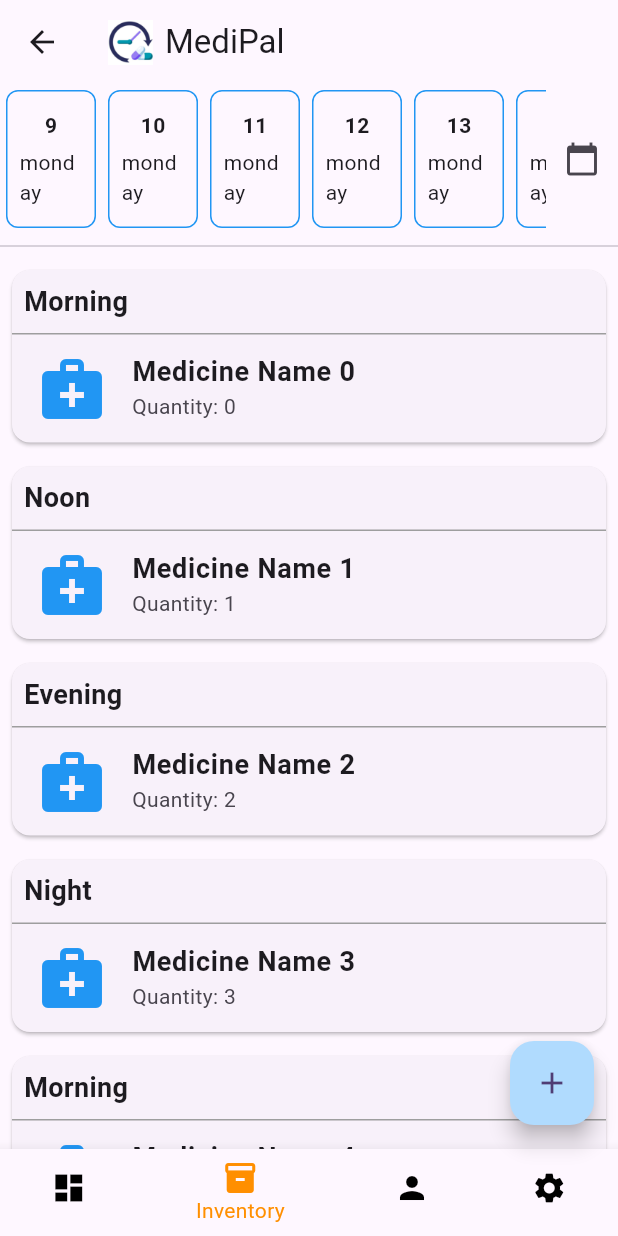
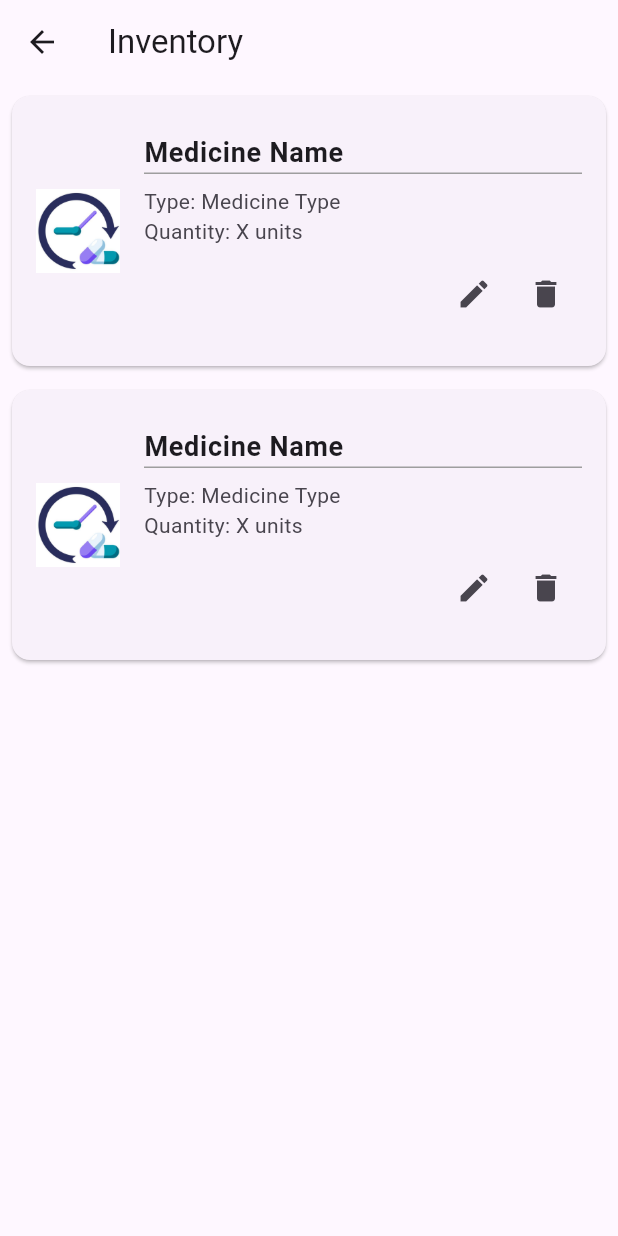
Before and after one commit to shruti10951/MediPal, a Flutter app: the DashboardScreen screen opened directly, item 2 of the bottom bar chosen, on a phone screen of 412 x 824 dp. Run offline on Flutter 3.47's test engine with Material 2 defaults, Android fonts, the phone set to English and light mode, and no system bars; our stand-ins replace cloud_firestore, datetime_picker_formfield, firebase_auth, firebase_core, firebase_messaging; missing offline and left inert: android_alarm_manager_plus; accounts and stored records are empty.

Commit message:
changes in dashboard screen. created a new file bottom nav bar navbar screen imported to dashboard new screen inventory created changes are remaining to be done

```diff
--- a/lib/dashboard_screen.dart
+++ b/lib/dashboard_screen.dart
@@ -1,5 +1,6 @@
 import 'package:flutter/material.dart';
-
+import 'package:intl/intl.dart';
+import 'bottom_navigation.dart';
 import 'medicine_form.dart';
 
 class DashboardScreen extends StatefulWidget {
@@ -11,12 +12,10 @@ class DashboardScreen extends StatefulWidget {
 }
 
 class _DashboardScreenState extends State<DashboardScreen> {
-  int _selectedIndex = 0; // Current selected tab index
-
   void _navigateToMedicineForm(BuildContext context) {
     Navigator.push(
       context,
-      MaterialPageRoute(builder: (context) => MedicineForm()),
+      MaterialPageRoute(builder: (context) => const MedicineForm()),
     );
   }
 
@@ -45,66 +44,19 @@ class _DashboardScreenState extends State<DashboardScreen> {
           ),
         ],
       ),
-      bottomNavigationBar: Container(
-        color: Colors.lightBlue[100], // Set the background color
-        child: BottomNavigationBar(
-          items: const <BottomNavigationBarItem>[
-            BottomNavigationBarItem(
-              icon: Icon(Icons.dashboard),
-              label: 'Dashboard',
-            ),
-            BottomNavigationBarItem(
-              icon: Icon(Icons.inventory),
-              label: 'Inventory',
-            ),
-            BottomNavigationBarItem(
-              icon: Icon(Icons.person),
-              label: 'Profile',
-            ),
-            BottomNavigationBarItem(
-              icon: Icon(Icons.settings),
-              label: 'Settings',
-            ),
-          ],
-          unselectedItemColor: const Color.fromARGB(255, 0, 0, 0),
-          currentIndex: _selectedIndex,
-          selectedItemColor: Colors.amber[800],
-          onTap: _onTabTapped,
-        ),
-      ),
+      //bottomNavigation bar
+      bottomNavigationBar: const BottomNavigation(),
+
+      //add action button
       floatingActionButton: FloatingActionButton(
         onPressed: () {
           _navigateToMedicineForm(context); // Call the navigation function
         },
-        backgroundColor: Color.fromARGB(255, 176, 219, 254),
+        backgroundColor: const Color.fromARGB(255, 71, 78, 84),
         child: const Icon(Icons.add), // Set the button background color
       ),
       floatingActionButtonLocation: FloatingActionButtonLocation.endFloat,
     );
-  }
-
-  void _onTabTapped(int index) {
-    setState(() {
-      _selectedIndex = index;
-    });
-
-    // You can add navigation logic here to switch between tabs.
-    // For example, you can use a switch statement to navigate to different screens.
-
-    switch (index) {
-      case 0:
-      // Navigate to Dashboard
-        break;
-      case 1:
-      // Navigate to Inventory
-        break;
-      case 2:
-      // Navigate to Profile
-        break;
-      case 3:
-      // Navigate to Settings
-        break;
-    }
   }
 
   Widget _buildCalendar(BuildContext context) {
@@ -118,10 +70,7 @@ class _DashboardScreenState extends State<DashboardScreen> {
               itemCount: 7, // One week calendar
               itemBuilder: (BuildContext context, int index) {
                 final currentDate = DateTime.now().add(Duration(days: index));
-
-                //attention required
-                // final dayName = DateFormat('E').format(currentDate);
-                final dayName = 'monday';
+                final dayName = DateFormat('E').format(currentDate);
                 final dayOfMonth = currentDate.day.toString();
 
                 return Container(
@@ -194,7 +143,12 @@ class _DashboardScreenState extends State<DashboardScreen> {
   }
 
   Widget _buildCard(int index) {
-  final List<String> times = ['Morning', 'Noon', 'Evening', 'Night']; // Replace with your times
+    final List<String> times = [
+      'Morning',
+      'Noon',
+      'Evening',
+      'Night'
+    ]; // Replace with your times
     final String time = times[index % 4]; // Example: Cycle through times
 
     return Card(
@@ -214,10 +168,12 @@ class _DashboardScreenState extends State<DashboardScreen> {
           ),
           const Divider(height: 1, color: Colors.grey),
           ListTile(
-          leading: const Icon(Icons.medical_services, size: 48.0, color: Colors.blue),
+            leading: const Icon(Icons.medical_services,
+                size: 48.0, color: Colors.blue),
             title: Text(
               'Medicine Name $index', // Replace with actual medicine name
-            style: const TextStyle(fontSize: 18.0, fontWeight: FontWeight.bold),
+              style:
+                  const TextStyle(fontSize: 18.0, fontWeight: FontWeight.bold),
             ),
             subtitle: Text('Quantity: $index'), // Replace with actual quantity
           ),
--- /dev/null
+++ b/lib/inventory_screen.dart
@@ -0,0 +1,77 @@
+import 'package:flutter/cupertino.dart';
+import 'package:flutter/material.dart';
+
+class InventoryScreen extends StatelessWidget {
+  const InventoryScreen({Key? key}) : super(key: key);
+
+  @override
+  Widget build(BuildContext context) {
+    return Scaffold(
+      appBar: AppBar(
+        title: const Text('Inventory'),
+      ),
+      body: _buildInventoryList(), // Create the inventory list view
+    );
+  }
+
+  Widget _buildInventoryList() {
+    // Replace this with your actual inventory data or use a ListView.builder
+    return ListView(
+      children: [
+        _buildInventoryCard(),
+        _buildInventoryCard(),
+        // Add more inventory cards here
+      ],
+    );
+  }
+
+  Widget _buildInventoryCard() {
+    return Card(
+      margin: const EdgeInsets.all(8),
+      child: Column(
+        crossAxisAlignment: CrossAxisAlignment.start,
+        children: [
+          ListTile(
+            contentPadding: const EdgeInsets.all(16),
+            leading: Image.asset(
+                'assets/images/MediPal.png'), // Replace with your image asset
+            title: const Text(
+              'Medicine Name',
+              style: TextStyle(
+                fontSize: 18.0,
+                fontWeight: FontWeight.bold,
+              ),
+            ),
+            subtitle: Column(
+              crossAxisAlignment: CrossAxisAlignment.start,
+              children: [
+                const Divider(height: 1, color: Colors.grey), // Vertical line
+                const SizedBox(height: 8),
+                const Text('Type: Medicine Type'),
+                const Text('Quantity: X units'),
+                const SizedBox(height: 8),
+                Row(
+                  mainAxisAlignment: MainAxisAlignment.end,
+                  children: [
+                    IconButton(
+                      icon: const Icon(Icons.edit),
+                      onPressed: () {
+                        // Implement edit functionality
+                      },
+                    ),
+                    IconButton(
+                      icon: const Icon(Icons.delete),
+                      onPressed: () {
+                        // Implement delete functionality
+                      },
+                    ),
+                  ],
+                ),
+              ],
+            ),
+          ),
+        ],
+      ),
+    );
+  }
+}
```
Also changed, not shown: lib/bottom_navigation.dart (added, +84 -0 lines). Lines whose indentation alone changed are shown as unchanged.
